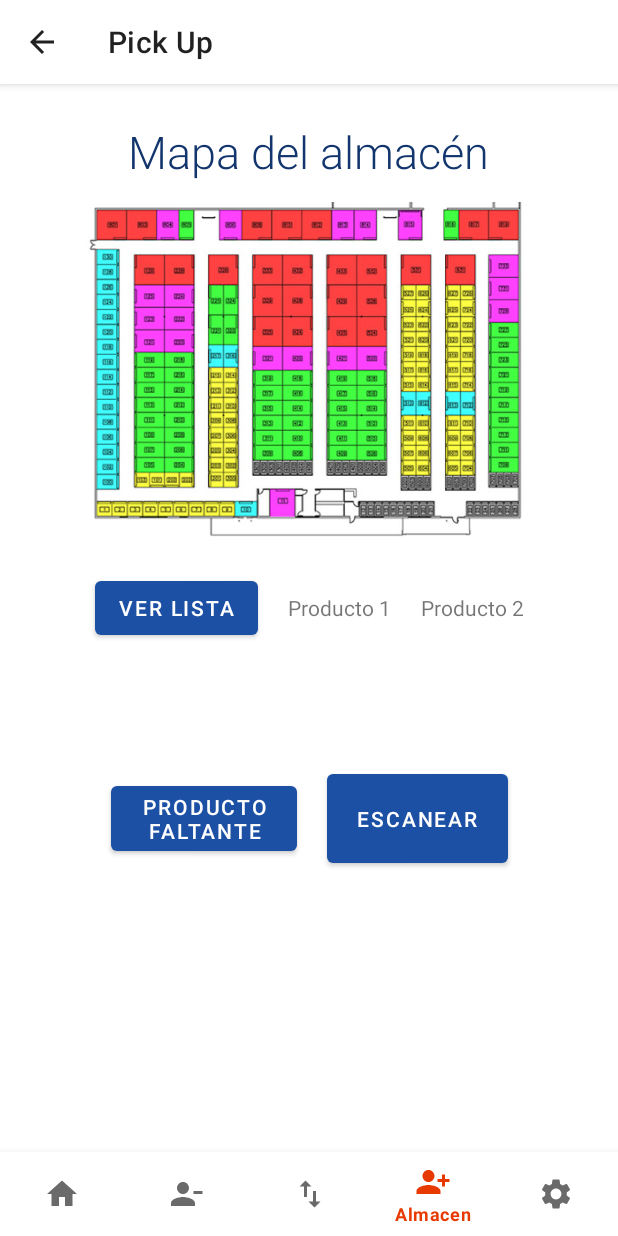
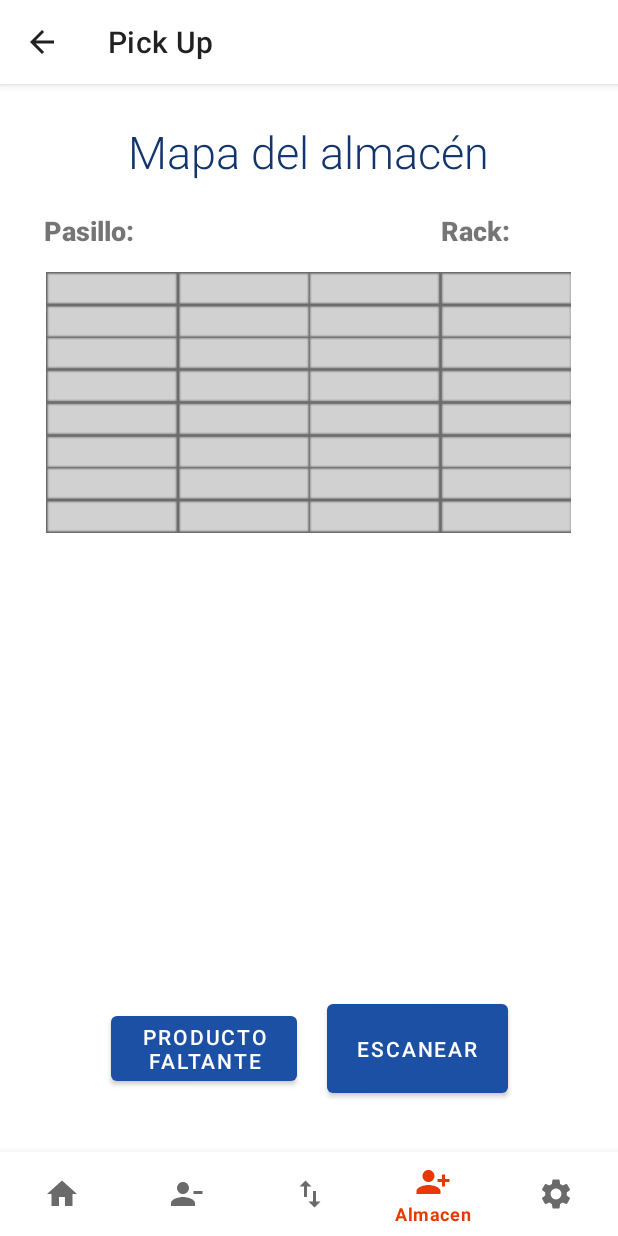
Before and after one commit to edoomm/sistema-picking-app, an Android app: the fragment PickUpFragment placed in its activity, on a phone screen of 412 x 824 dp. Run offline under Robolectric (Android 15) with nearby library versions, the phone set to English and light mode, and no system bars; libraries missing offline, so code that uses them is left out: com.google.zxing.integration; 1 statement that could not run was skipped.

Commit message:
planograma base añadido

```diff
--- a/app/src/main/java/com/example/pickingapp/PickUp.java
+++ b/app/src/main/java/com/example/pickingapp/PickUp.java
@@ -19,8 +19,6 @@ public class PickUp extends AppCompatActivity {
     protected void onCreate(Bundle savedInstanceState) {
         super.onCreate(savedInstanceState);
         setContentView(R.layout.activity_pick_up);
-
-
 
         BottomNavigationView bottomNavigationView = findViewById(R.id.bottom_navigation_pickup);
 
--- a/app/src/main/java/com/example/pickingapp/PickUpFragment.java
+++ b/app/src/main/java/com/example/pickingapp/PickUpFragment.java
@@ -16,17 +16,17 @@ public class PickUpFragment extends Fragment {
     @Override
     public View onCreateView(LayoutInflater inflater, @Nullable ViewGroup container, Bundle savedInstanceState) {
         View view = inflater.inflate(R.layout.fragment_pick_up, container, false);
-        //btn lista
-        Button btnLista = view.findViewById(R.id.button_lista);
-        btnLista.setOnClickListener(
-                new View.OnClickListener(){
-                    @Override
-                    public void onClick(View view) {
-                        Intent intent = new Intent(view.getContext(), Lista.class);
-                        startActivity(intent);
-                    }
-                }
-        );
+//        //btn lista
+//        Button btnLista = view.findViewById(R.id.button_lista);
+//        btnLista.setOnClickListener(
+//                new View.OnClickListener(){
+//                    @Override
+//                    public void onClick(View view) {
+//                        Intent intent = new Intent(view.getContext(), Lista.class);
+//                        startActivity(intent);
+//                    }
+//                }
+//        );
 
         //btnEscaneo
         Button btnEscaneo = view.findViewById(R.id.button_scan);
--- a/app/src/main/res/layout/fragment_pick_up.xml
+++ b/app/src/main/res/layout/fragment_pick_up.xml
@@ -1,6 +1,5 @@
 <?xml version="1.0" encoding="utf-8"?>
-<androidx.constraintlayout.widget.ConstraintLayout
-    xmlns:android="http://schemas.android.com/apk/res/android"
+<androidx.constraintlayout.widget.ConstraintLayout xmlns:android="http://schemas.android.com/apk/res/android"
     xmlns:app="http://schemas.android.com/apk/res-auto"
     xmlns:tools="http://schemas.android.com/tools"
     android:layout_width="match_parent"
@@ -23,59 +22,6 @@
         app:layout_constraintTop_toTopOf="parent"
         app:layout_constraintVertical_bias="0.023" />
 
-    <ImageView
-        android:id="@+id/imageView"
-        android:layout_width="295dp"
-        android:layout_height="250dp"
-        app:layout_constraintBottom_toBottomOf="parent"
-        app:layout_constraintEnd_toEndOf="parent"
-        app:layout_constraintHorizontal_bias="0.494"
-        app:layout_constraintStart_toStartOf="parent"
-        app:layout_constraintTop_toBottomOf="@+id/lblMenu2"
-        app:layout_constraintVertical_bias="0.0"
-        app:srcCompat="@drawable/storage_map" />
-
-    <LinearLayout
-        android:id="@+id/linearLayout"
-        android:layout_width="wrap_content"
-        android:layout_height="wrap_content"
-        android:layout_marginTop="10dp"
-        android:gravity="center"
-        android:orientation="horizontal"
-        app:layout_constraintBottom_toBottomOf="parent"
-        app:layout_constraintEnd_toEndOf="parent"
-        app:layout_constraintStart_toStartOf="parent"
-        app:layout_constraintTop_toBottomOf="@+id/imageView"
-        app:layout_constraintVertical_bias="0.0">
-
-        <Button
-            android:id="@+id/button_lista"
-            android:layout_width="wrap_content"
-            android:layout_height="wrap_content"
-            android:layout_marginLeft="10dp"
-            android:layout_marginRight="10dp"
-            android:layout_weight="1"
-            android:text="Ver lista" />
-
-        <TextView
-            android:id="@+id/textView2"
-            android:layout_width="wrap_content"
-            android:layout_height="wrap_content"
-            android:layout_marginLeft="10dp"
-            android:layout_marginRight="10dp"
-            android:layout_weight="1"
-            android:text="Producto 1" />
-
-        <TextView
-            android:id="@+id/textView4"
-            android:layout_width="wrap_content"
-            android:layout_height="wrap_content"
-            android:layout_marginLeft="10dp"
-            android:layout_marginRight="10dp"
-            android:layout_weight="1"
-            android:text="Producto 2" />
-    </LinearLayout>
-
     <LinearLayout
         android:layout_width="wrap_content"
         android:layout_height="wrap_content"
@@ -84,8 +30,8 @@
         app:layout_constraintBottom_toBottomOf="parent"
         app:layout_constraintEnd_toEndOf="parent"
         app:layout_constraintStart_toStartOf="parent"
-        app:layout_constraintTop_toBottomOf="@+id/linearLayout"
-        app:layout_constraintVertical_bias="0.25">
+        app:layout_constraintTop_toTopOf="parent"
+        app:layout_constraintVertical_bias="0.872">
 
         <Button
             android:id="@+id/button3"
@@ -108,4 +54,44 @@
             android:text="Escanear" />
     </LinearLayout>
 
+    <ImageView
+        android:id="@+id/imageView6"
+        android:layout_width="wrap_content"
+        android:layout_height="wrap_content"
+        app:layout_constraintBottom_toBottomOf="parent"
+        app:layout_constraintEnd_toEndOf="parent"
+        app:layout_constraintHorizontal_bias="0.491"
+        app:layout_constraintStart_toStartOf="parent"
+        app:layout_constraintTop_toTopOf="parent"
+        app:layout_constraintVertical_bias="0.211"
+        app:srcCompat="@drawable/planograma" />
+
+    <TextView
+        android:id="@+id/textView2"
+        android:layout_width="wrap_content"
+        android:layout_height="wrap_content"
+        android:fontFamily="sans-serif-black"
+        android:text="Pasillo:"
+        android:textSize="18sp"
+        app:layout_constraintBottom_toBottomOf="parent"
+        app:layout_constraintEnd_toEndOf="parent"
+        app:layout_constraintHorizontal_bias="0.084"
+        app:layout_constraintStart_toStartOf="parent"
+        app:layout_constraintTop_toTopOf="parent"
+        app:layout_constraintVertical_bias="0.115" />
+
+    <TextView
+        android:id="@+id/textView4"
+        android:layout_width="wrap_content"
+        android:layout_height="wrap_content"
+        android:fontFamily="sans-serif-black"
+        android:text="Rack:"
+        android:textSize="18sp"
+        app:layout_constraintBottom_toBottomOf="parent"
+        app:layout_constraintEnd_toEndOf="parent"
+        app:layout_constraintHorizontal_bias="0.803"
+        app:layout_constraintStart_toStartOf="parent"
+        app:layout_constraintTop_toTopOf="parent"
+        app:layout_constraintVertical_bias="0.115" />
+
 </androidx.constraintlayout.widget.ConstraintLayout>
```
Also changed, not shown: app/src/main/res/drawable-v24/planograma.png (added).
